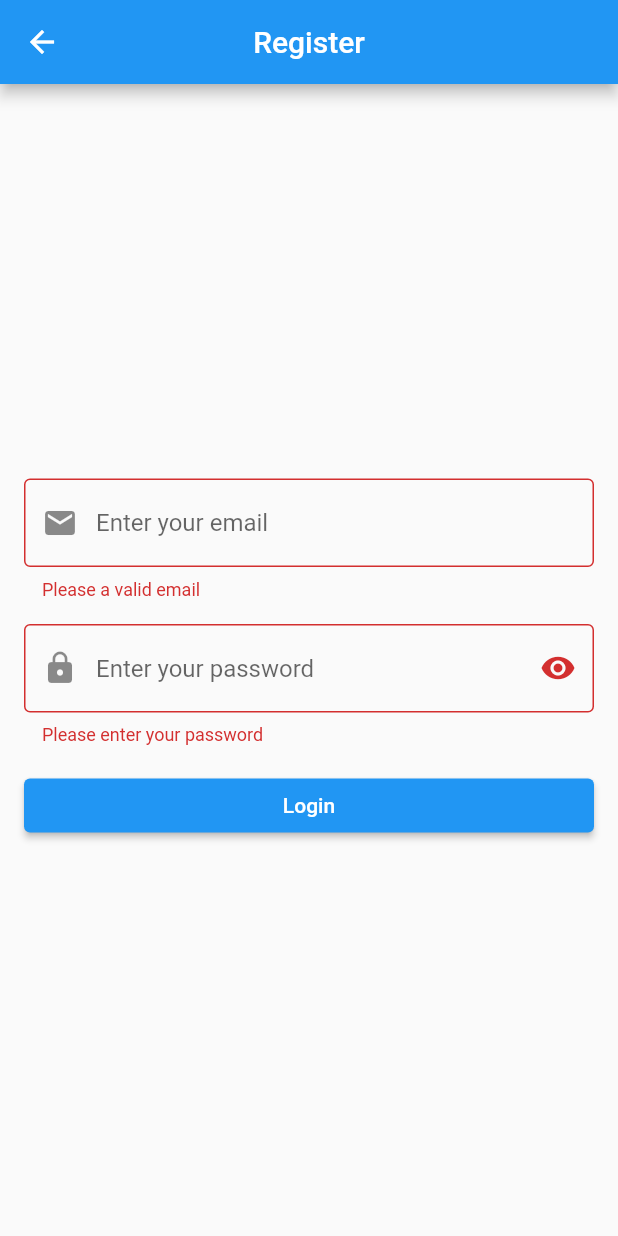
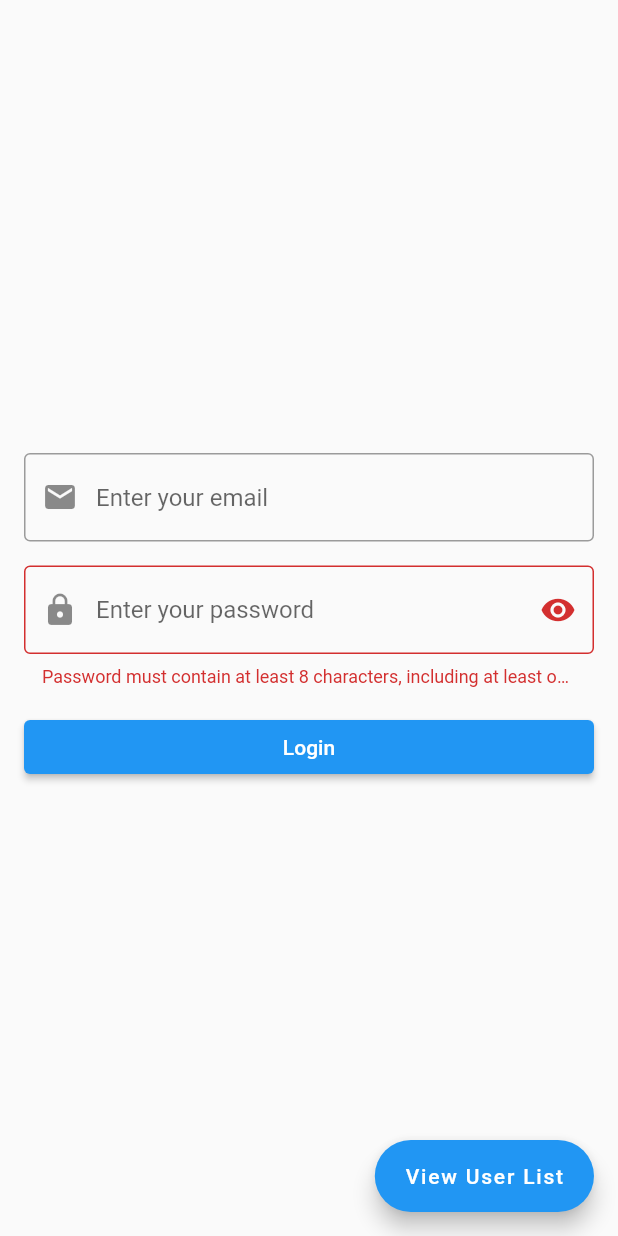
Before and after one commit to xon-nate/chat_app_mvc, a Flutter app: the LoginPage screen opened by its route, after a tap on "Login", on a phone screen of 412 x 824 dp. Run offline on Flutter 3.47's test engine with Material 2 defaults, Android fonts, the light colour scheme and no system bars; our stand-ins replace firebase_core; accounts and stored records are empty.

Commit message:
Implemented dynamic participant list in chat screen.

```diff
--- /dev/null
+++ b/lib/constants/constants.dart
@@ -0,0 +1,16 @@
+class AppConstants {
+  static const String appName = 'Chat App';
+  static const String appVersion = '1.0.0';
+  static const emailRegex = r'^[\w-\.]+@([\w-]+\.)+[\w-]{2,4}$';
+  static const passwordRegex = r'^(?=.*[A-Za-z])(?=.*\d)[A-Za-z\d]{8,}$';
+  static const nameRegex = r'^[a-zA-Z ]+$';
+  static const kInvalidEmailOrPassword = 'Invalid email or password';
+}
+
+class AppRoutes {
+  static const String home = '/';
+  static const String register = '/register';
+  static const String login = '/login';
+  static const String participants = '/participants';
+  // Add more routes as needed
+}
--- a/lib/controller/user_controller.dart
+++ b/lib/controller/user_controller.dart
@@ -1,39 +1,82 @@
 import 'package:chat_app_mvc/model/user_model.dart';
+import 'package:flutter/foundation.dart';
 
-class UserController {
-  late User user;
+class UserController with ChangeNotifier {
+  UserController() {
+    addUser('John', 'john@123', 'john1234');
+    addUser('Dave', 'dave@123', 'dave1234');
+    addUser('Mike', 'mike@123', 'mike1234');
+  }
   List<User> userList = [];
   List<User> get allUsers => userList;
+  User? currentUser;
+  void setCurrentUser(User? user) {
+    currentUser = user!;
+  }
 
-  void addUser(String name, email, String password) {
-    User newUser =
-        User(name: name, email: email, password: password, id: userList.length);
+  void clearCurrentUser() {
+    currentUser = null;
+  }
+
+  User addUser(String name, email, String password) {
+    User newUser = User(
+        name: name.trim(),
+        email: email.trim(),
+        password: password.trim(),
+        id: userList.length);
     userList.add(newUser);
+    notifyListeners();
+    return newUser;
+  }
+
+  void registerUser(String name, String email, String password) {
+    if (validateUserRegistration(name, email, password)) {
+      debugPrint('${addUser(name, email, password)}');
+    } else {
+      debugPrint('User already exists');
+    }
   }
 
   bool validateUserRegistration(String name, String email, String password) {
     for (var user in userList) {
-      if (user.email == email) {
+      if (user.email == email.trim() || user.password == password) {
         return false;
       }
     }
     return true;
   }
 
-  bool validateUserLogin(String email, String password) {
+  User? validateUserLogin(String email, String password) {
     for (var user in userList) {
-      if (user.email == email && user.password == password) {
-        return true;
+      if (user.email == email.trim() && user.password == password) {
+        return user;
       }
     }
-    return false;
+    return null;
   }
 
-  void registerUser(String name, String email, String password) {
-    if (validateUserRegistration(name, email, password)) {
-      addUser(name, email, password);
+  void logoutUser() {
+    clearCurrentUser();
+  }
+
+  bool loginUser(String email, String password) {
+    User? user = validateUserLogin(email, password);
+    if (user != null) {
+      setCurrentUser(user);
+      return true;
     } else {
-      print('User already exists');
+      debugPrint('Invalid credentials');
+      return false;
+    }
+  }
+
+  List<User> getParticipants(User? user) {
+    if (user == null) {
+      return userList;
+    } else {
+      List<User> participants =
+          userList.where((element) => element.id != user.id).toList();
+      return participants;
     }
   }
 
--- a/lib/model/user_model.dart
+++ b/lib/model/user_model.dart
@@ -10,7 +10,7 @@ class User {
       {required this.name,
       required this.email,
       required this.password,
-      required this.id}) {}
+      required this.id});
   @override
   String toString() {
     return 'User{name: $name, email: $email, password: $password, id: $id}';
--- a/lib/view/login_page.dart
+++ b/lib/view/login_page.dart
@@ -1,25 +1,22 @@
 import 'package:flutter/material.dart';
 
 import '../controller/user_controller.dart';
-import 'widgets/password_text_field.dart';
+import 'widgets/form_text_fields.dart';
+import 'package:chat_app_mvc/constants/constants.dart';
 
 class LoginPage extends StatelessWidget {
   final _formKey = GlobalKey<FormState>();
   final UserController userController;
   LoginPage({super.key, required this.userController});
-  void addUser(String name, email, password) {
-    userController.registerUser(name, email, password);
-  }
-
-  String email = '', password = '';
 
   @override
   Widget build(BuildContext context) {
+    String? email, password;
     return Scaffold(
-      appBar: AppBar(
-        title: const Text('Register'),
-        centerTitle: true,
-      ),
+      // appBar: AppBar(
+      //   title: const Text('Register'),
+      //   centerTitle: true,
+      // ),
       body: Padding(
         padding: const EdgeInsets.all(16.0),
         child: Form(
@@ -28,51 +25,61 @@ class LoginPage extends StatelessWidget {
             crossAxisAlignment: CrossAxisAlignment.stretch,
             mainAxisAlignment: MainAxisAlignment.center,
             children: [
-              TextFormField(
-                keyboardType: TextInputType.emailAddress,
-                decoration: const InputDecoration(
-                  border: OutlineInputBorder(),
-                  hintText: 'Enter your email',
-                  prefixIcon: Icon(Icons.email),
-                ),
-                onChanged: (value) => email = value,
-                validator: (value) {
-                  if (value == null || value.isEmpty || !value.contains('@')) {
-                    return 'Please a valid email';
-                  }
-                  return null;
-                },
+              EmailTextFormField(
+                onChanged: (String value) => email = value,
+                // formKey: _formKey,
               ),
+              // TextFormField(
+              //   keyboardType: TextInputType.emailAddress,
+              //   decoration: const InputDecoration(
+              //     border: OutlineInputBorder(),
+              //     hintText: 'Enter your email',
+              //     prefixIcon: Icon(Icons.email),
+              //   ),
+              //   onChanged: (value) => email = value,
+              //   validator: (value) {
+              //     if (RegExp(AppConstants.emailRegex).hasMatch(value!)) {
+              //       return 'Please a valid email';
+              //     }
+              //     return null;
+              //   },
+              // ),
+
               const SizedBox(height: 16),
               PasswordTextFormField(
-                onChanged: (String value) {
-                  password = value;
-                },
+                onChanged: (String value) => password = value,
               ),
               const SizedBox(height: 16),
               ElevatedButton(
+                child: const Text('Login'),
                 onPressed: () {
-                  debugPrint(userController.allUsers.toString());
                   // Validate returns true if the form is valid, or false otherwise.
                   if (_formKey.currentState!.validate()) {
-                    if (userController.validateUserLogin(email, password) ==
-                        true) {
+                    bool loginUser =
+                        userController.loginUser(email!, password!);
+                    if (loginUser) {
                       Navigator.pushNamed(context, '/participants');
                     } else {
                       ScaffoldMessenger.of(context).showSnackBar(
-                          const SnackBar(content: Text('User not found')));
+                        const SnackBar(
+                          content: Text('Invalid email or password'),
+                        ),
+                      );
                     }
-                    ScaffoldMessenger.of(context).showSnackBar(
-                      const SnackBar(content: Text('Valid Data')),
-                    );
                   }
                 },
-                child: const Text('Login'),
               ),
             ],
           ),
         ),
       ),
+      floatingActionButton: FloatingActionButton.extended(
+        label: const Text('View User List'),
+        onPressed: () {
+          Navigator.pushNamed(context, '/participants');
+        },
+        // child: const Icon(Icons.list),
+      ),
     );
   }
 }
--- /dev/null
+++ b/lib/view/widgets/form_text_fields.dart
@@ -0,0 +1,104 @@
+import 'package:flutter/material.dart';
+
+import '../../constants/constants.dart';
+
+class PasswordTextFormField extends StatefulWidget {
+  final Function(String) onChanged;
+  const PasswordTextFormField({
+    super.key,
+    required this.onChanged,
+  });
+
+  @override
+  State<PasswordTextFormField> createState() => _PasswordTextFormFieldState();
+}
+
+class _PasswordTextFormFieldState extends State<PasswordTextFormField> {
+  bool _obscureText = true;
+  void _togglePasswordVisibility() {
+    setState(() {
+      _obscureText = !_obscureText;
+    });
+  }
+
+  @override
+  Widget build(BuildContext context) {
+    return TextFormField(
+      keyboardType: TextInputType.visiblePassword,
+      obscureText: _obscureText,
+      decoration: InputDecoration(
+        border: const OutlineInputBorder(),
+        hintText: 'Enter your password',
+        prefixIcon: const Icon(Icons.lock),
+        suffixIcon: IconButton(
+          icon: Icon(_obscureText ? Icons.visibility : Icons.visibility_off),
+          onPressed: () => _togglePasswordVisibility(),
+        ),
+      ),
+      onChanged: (value) {
+        // password = value;
+        widget.onChanged(value);
+      },
+      validator: (value) {
+        if (!RegExp(AppConstants.passwordRegex).hasMatch(value!)) {
+          return 'Password must contain at least 8 characters, including at least one letter and one digit';
+        }
+        return null;
+      },
+    );
+  }
+}
+
+class UserNameTextFormField extends StatelessWidget {
+  final String Function(String value) onChanged;
+  const UserNameTextFormField({
+    super.key,
+    required this.onChanged,
+  });
+
+  @override
+  Widget build(BuildContext context) {
+    return TextFormField(
+      keyboardType: TextInputType.name,
+      decoration: const InputDecoration(
+        border: OutlineInputBorder(),
+        hintText: 'Enter your name',
+        prefixIcon: Icon(Icons.person),
+      ),
+      validator: (value) {
+        final RegExp nameRegExp = RegExp(AppConstants.nameRegex);
+        if (value == null || value.isEmpty || !nameRegExp.hasMatch(value)) {
+          return 'Please a valid name';
+        } else if (value.length < 3) {
+          return 'Name must be at least 3 characters';
+        }
+
+        return null;
+      },
+    );
+  }
+}
+
+class EmailTextFormField extends StatelessWidget {
+  final String Function(String value) onChanged;
+  const EmailTextFormField({super.key, required this.onChanged});
+
+  @override
+  Widget build(BuildContext context) {
+    return TextFormField(
+      keyboardType: TextInputType.emailAddress,
+      decoration: const InputDecoration(
+        border: OutlineInputBorder(),
+        hintText: 'Enter your email',
+        prefixIcon: Icon(Icons.email),
+      ),
+      onChanged: (value) => onChanged(value),
+      validator: (value) {
+        if (RegExp(AppConstants.emailRegex).hasMatch(value!)) {
+          return 'Please a valid email';
+        }
+        return null;
+      },
+    );
+  }
+}
--- a/lib/view/widgets/password_text_field.dart
+++ /dev/null
@@ -1,50 +0,0 @@
-import 'package:flutter/material.dart';
-
-class PasswordTextFormField extends StatefulWidget {
-  final Function(String) onChanged;
-  const PasswordTextFormField({
-    super.key,
-    required this.onChanged,
-  });
-
-  @override
-  State<PasswordTextFormField> createState() => _PasswordTextFormFieldState();
-}
-
-class _PasswordTextFormFieldState extends State<PasswordTextFormField> {
-  bool _obscureText = true;
-  void _togglePasswordVisibility() {
-    setState(() {
-      _obscureText = !_obscureText;
-    });
-  }
-
-  @override
-  Widget build(BuildContext context) {
-    return TextFormField(
-      keyboardType: TextInputType.visiblePassword,
-      obscureText: _obscureText,
-      decoration: InputDecoration(
-        border: const OutlineInputBorder(),
-        hintText: 'Enter your password',
-        prefixIcon: const Icon(Icons.lock),
-        suffixIcon: IconButton(
-          icon: Icon(_obscureText ? Icons.visibility : Icons.visibility_off),
-          onPressed: () => _togglePasswordVisibility(),
-        ),
-      ),
-      onChanged: (value) {
-        // password = value;
-        widget.onChanged(value);
-      },
-      validator: (value) {
-        if (value == null || value.isEmpty) {
-          return 'Please enter your password';
-        } else if (value.length < 6) {
-          return 'Password must be at least 6 characters';
-        }
-        return null;
-      },
-    );
-  }
-}
--- a/pubspec.yaml
+++ b/pubspec.yaml
@@ -32,6 +32,7 @@ dependencies:
   firebase_core: ^2.9.0
   flutter:
     sdk: flutter
+  provider: ^6.0.5
 
 dev_dependencies:
   # The "flutter_lints" package below contains a set of recommended lints to
```
Also changed, not shown: lib/main.dart (+18 -15 lines), lib/view/home_page.dart (+31 -21 lines), lib/view/participants_page.dart (+87 -9 lines), lib/view/register_page.dart (+8 -46 lines), pubspec.lock.
